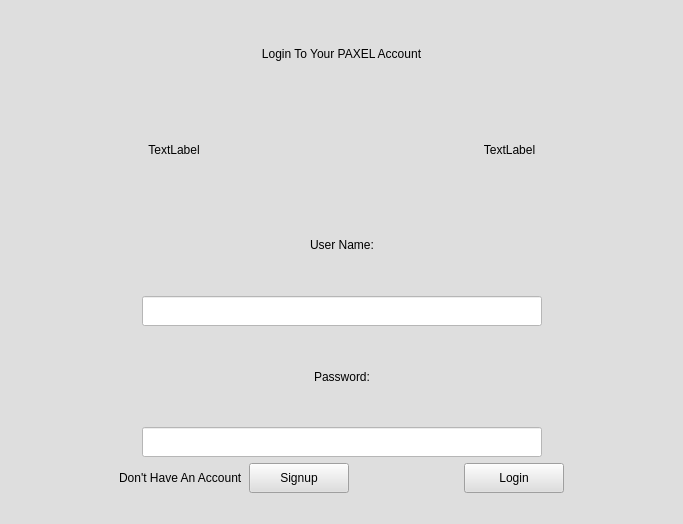
The window that Paxel/mainwindow.ui (ClownKingWalrus/PAXEL) describes before a commit, drawn with Qt 5.
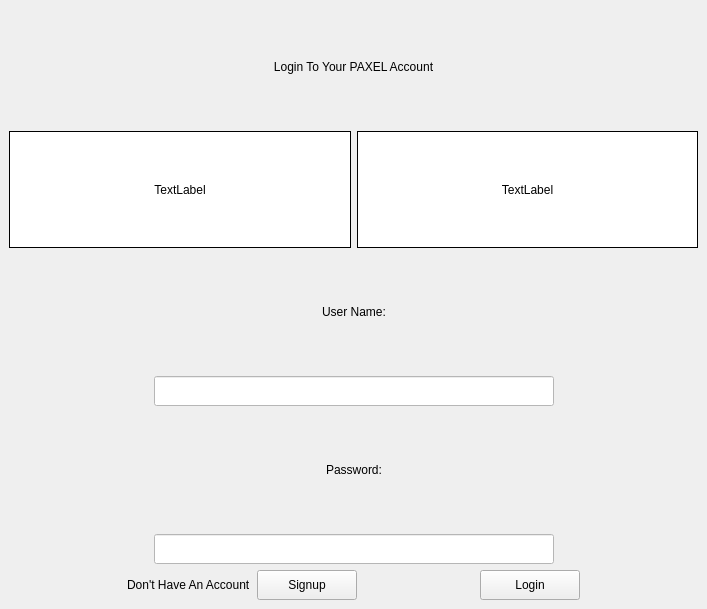
The same window after the commit.

```diff
--- a/Paxel/mainwindow.ui
+++ b/Paxel/mainwindow.ui
@@ -6,22 +6,17 @@
    <rect>
     <x>0</x>
     <y>0</y>
-    <width>683</width>
-    <height>524</height>
+    <width>707</width>
+    <height>609</height>
    </rect>
   </property>
   <property name="windowTitle">
    <string>MainWindow</string>
   </property>
-  <property name="styleSheet">
-   <string notr="true">background-color: rgb(222, 222, 222);</string>
-  </property>
   <widget class="QWidget" name="centralwidget">
-   <layout class="QGridLayout" name="gridLayout_2">
-    <item row="0" column="0">
      <layout class="QGridLayout" name="gridLayout">
       <item row="0" column="0">
-       <widget class="QLabel" name="label">
+     <widget class="QLabel" name="label_3">
         <property name="styleSheet">
          <string notr="true">font: 40pt &quot;Bahnschrift&quot;;</string>
         </property>
@@ -33,111 +28,16 @@
         </property>
        </widget>
       </item>
-      <item row="6" column="0">
-       <layout class="QVBoxLayout" name="verticalLayout">
-        <item>
-         <layout class="QHBoxLayout" name="horizontalLayout_2">
-          <item>
-           <spacer name="horizontalSpacer_9">
-            <property name="orientation">
-             <enum>Qt::Orientation::Horizontal</enum>
-            </property>
-            <property name="sizeHint" stdset="0">
-             <size>
-              <width>40</width>
-              <height>20</height>
-             </size>
-            </property>
-           </spacer>
-          </item>
-          <item>
-           <widget class="QLabel" name="label_6">
-            <property name="styleSheet">
-             <string notr="true">font: 15pt &quot;Bahnschrift&quot;;</string>
-            </property>
-            <property name="text">
-             <string>Don't Have An Account</string>
-            </property>
-           </widget>
-          </item>
-          <item>
-           <widget class="QPushButton" name="SignUp1">
-            <property name="minimumSize">
-             <size>
-              <width>100</width>
-              <height>0</height>
-             </size>
-            </property>
-            <property name="maximumSize">
-             <size>
-              <width>200</width>
-              <height>30</height>
-             </size>
-            </property>
-            <property name="styleSheet">
-             <string notr="true">font: 15pt &quot;Bahnschrift&quot;;</string>
-            </property>
-            <property name="text">
-             <string>Signup</string>
-            </property>
-           </widget>
-          </item>
-          <item>
-           <spacer name="horizontalSpacer_10">
-            <property name="orientation">
-             <enum>Qt::Orientation::Horizontal</enum>
-            </property>
-            <property name="sizeHint" stdset="0">
-             <size>
-              <width>40</width>
-              <height>20</height>
-             </size>
-            </property>
-           </spacer>
-          </item>
-          <item>
-           <widget class="QPushButton" name="Login1">
-            <property name="minimumSize">
-             <size>
-              <width>100</width>
-              <height>0</height>
-             </size>
-            </property>
-            <property name="maximumSize">
-             <size>
-              <width>200</width>
-              <height>30</height>
-             </size>
-            </property>
-            <property name="styleSheet">
-             <string notr="true">font: 15pt &quot;Bahnschrift&quot;;</string>
-            </property>
-            <property name="text">
-             <string>Login</string>
-            </property>
-           </widget>
-          </item>
-          <item>
-           <spacer name="horizontalSpacer_11">
-            <property name="orientation">
-             <enum>Qt::Orientation::Horizontal</enum>
-            </property>
-            <property name="sizeHint" stdset="0">
-             <size>
-              <width>40</width>
-              <height>20</height>
-             </size>
-            </property>
-           </spacer>
-          </item>
-         </layout>
-        </item>
-       </layout>
-      </item>
       <item row="1" column="0">
        <layout class="QHBoxLayout" name="horizontalLayout">
         <item>
-         <widget class="QLabel" name="label_3">
+       <widget class="QLabel" name="label_22">
+        <property name="styleSheet">
+         <string notr="true">background-color: rgb(255, 255, 255);</string>
+        </property>
+        <property name="frameShape">
+         <enum>QFrame::Shape::Box</enum>
+        </property>
           <property name="text">
            <string>TextLabel</string>
           </property>
@@ -147,7 +47,13 @@
          </widget>
         </item>
         <item>
-         <widget class="QLabel" name="label_2">
+       <widget class="QLabel" name="label_23">
+        <property name="styleSheet">
+         <string notr="true">background-color: rgb(255, 255, 255);</string>
+        </property>
+        <property name="frameShape">
+         <enum>QFrame::Shape::Box</enum>
+        </property>
           <property name="text">
            <string>TextLabel</string>
           </property>
@@ -184,7 +90,56 @@
          </widget>
         </item>
         <item>
-         <spacer name="horizontalSpacer">
+       <spacer name="horizontalSpacer_41">
+        <property name="orientation">
+         <enum>Qt::Orientation::Horizontal</enum>
+        </property>
+        <property name="sizeHint" stdset="0">
+         <size>
+          <width>40</width>
+          <height>20</height>
+         </size>
+        </property>
+       </spacer>
+      </item>
+     </layout>
+    </item>
+    <item row="3" column="0">
+     <layout class="QHBoxLayout" name="horizontalLayout_25">
+      <item>
+       <spacer name="horizontalSpacer_38">
+        <property name="orientation">
+         <enum>Qt::Orientation::Horizontal</enum>
+        </property>
+        <property name="sizeHint" stdset="0">
+         <size>
+          <width>40</width>
+          <height>20</height>
+         </size>
+        </property>
+       </spacer>
+      </item>
+      <item>
+       <widget class="QLineEdit" name="UserName">
+        <property name="minimumSize">
+         <size>
+          <width>400</width>
+          <height>30</height>
+         </size>
+        </property>
+        <property name="maximumSize">
+         <size>
+          <width>500</width>
+          <height>16777215</height>
+         </size>
+        </property>
+        <property name="styleSheet">
+         <string notr="true">background-color: rgb(255, 255, 255);</string>
+        </property>
+       </widget>
+      </item>
+      <item>
+       <spacer name="horizontalSpacer_39">
           <property name="orientation">
            <enum>Qt::Orientation::Horizontal</enum>
           </property>
@@ -254,56 +209,7 @@
          </spacer>
         </item>
         <item>
-         <widget class="QLineEdit" name="lineEdit_2">
-          <property name="minimumSize">
-           <size>
-            <width>400</width>
-            <height>30</height>
-           </size>
-          </property>
-          <property name="maximumSize">
-           <size>
-            <width>500</width>
-            <height>16777215</height>
-           </size>
-          </property>
-          <property name="styleSheet">
-           <string notr="true">background-color: rgb(255, 255, 255);</string>
-          </property>
-         </widget>
-        </item>
-        <item>
-         <spacer name="horizontalSpacer_7">
-          <property name="orientation">
-           <enum>Qt::Orientation::Horizontal</enum>
-          </property>
-          <property name="sizeHint" stdset="0">
-           <size>
-            <width>40</width>
-            <height>20</height>
-           </size>
-          </property>
-         </spacer>
-        </item>
-       </layout>
-      </item>
-      <item row="3" column="0">
-       <layout class="QHBoxLayout" name="horizontalLayout_6">
-        <item>
-         <spacer name="horizontalSpacer_4">
-          <property name="orientation">
-           <enum>Qt::Orientation::Horizontal</enum>
-          </property>
-          <property name="sizeHint" stdset="0">
-           <size>
-            <width>40</width>
-            <height>20</height>
-           </size>
-          </property>
-         </spacer>
-        </item>
-        <item>
-         <widget class="QLineEdit" name="lineEdit">
+       <widget class="QLineEdit" name="Password">
           <property name="minimumSize">
            <size>
             <width>400</width>
@@ -325,7 +231,7 @@
          </widget>
         </item>
         <item>
-         <spacer name="horizontalSpacer_3">
+       <spacer name="horizontalSpacer_43">
           <property name="orientation">
            <enum>Qt::Orientation::Horizontal</enum>
           </property>
@@ -339,21 +245,105 @@
         </item>
        </layout>
       </item>
-     </layout>
-    </item>
-   </layout>
-  </widget>
-  <widget class="QMenuBar" name="menubar">
-   <property name="geometry">
-    <rect>
-     <x>0</x>
-     <y>0</y>
-     <width>683</width>
-     <height>18</height>
-    </rect>
-   </property>
-  </widget>
-  <widget class="QStatusBar" name="statusbar"/>
+    <item row="6" column="0">
+     <layout class="QHBoxLayout" name="horizontalLayout_28">
+      <item>
+       <spacer name="horizontalSpacer_44">
+        <property name="orientation">
+         <enum>Qt::Orientation::Horizontal</enum>
+        </property>
+        <property name="sizeHint" stdset="0">
+         <size>
+          <width>40</width>
+          <height>20</height>
+         </size>
+        </property>
+       </spacer>
+      </item>
+      <item>
+       <widget class="QLabel" name="label_25">
+        <property name="styleSheet">
+         <string notr="true">font: 15pt &quot;Bahnschrift&quot;;</string>
+        </property>
+        <property name="text">
+         <string>Don't Have An Account</string>
+        </property>
+       </widget>
+      </item>
+      <item>
+       <widget class="QPushButton" name="SignUp1">
+        <property name="minimumSize">
+         <size>
+          <width>100</width>
+          <height>0</height>
+         </size>
+        </property>
+        <property name="maximumSize">
+         <size>
+          <width>200</width>
+          <height>30</height>
+         </size>
+        </property>
+        <property name="styleSheet">
+         <string notr="true">font: 15pt &quot;Bahnschrift&quot;;</string>
+        </property>
+        <property name="text">
+         <string>Signup</string>
+        </property>
+       </widget>
+      </item>
+      <item>
+       <spacer name="horizontalSpacer_45">
+        <property name="orientation">
+         <enum>Qt::Orientation::Horizontal</enum>
+        </property>
+        <property name="sizeHint" stdset="0">
+         <size>
+          <width>40</width>
+          <height>20</height>
+         </size>
+        </property>
+       </spacer>
+      </item>
+      <item>
+       <widget class="QPushButton" name="Login1">
+        <property name="minimumSize">
+         <size>
+          <width>100</width>
+          <height>0</height>
+         </size>
+        </property>
+        <property name="maximumSize">
+         <size>
+          <width>200</width>
+          <height>30</height>
+         </size>
+        </property>
+        <property name="styleSheet">
+         <string notr="true">font: 15pt &quot;Bahnschrift&quot;;</string>
+        </property>
+        <property name="text">
+         <string>Login</string>
+        </property>
+       </widget>
+      </item>
+      <item>
+       <spacer name="horizontalSpacer_46">
+        <property name="orientation">
+         <enum>Qt::Orientation::Horizontal</enum>
+        </property>
+        <property name="sizeHint" stdset="0">
+         <size>
+          <width>40</width>
+          <height>20</height>
+         </size>
+        </property>
+       </spacer>
+      </item>
+     </layout>
+    </item>
+   </layout>
+  </widget>
  </widget>
  <resources/>
  <connections/>
```
Left out of the diff: 20 changed lines with no effect on the pictures. Lines whose indentation alone changed are shown as unchanged.
